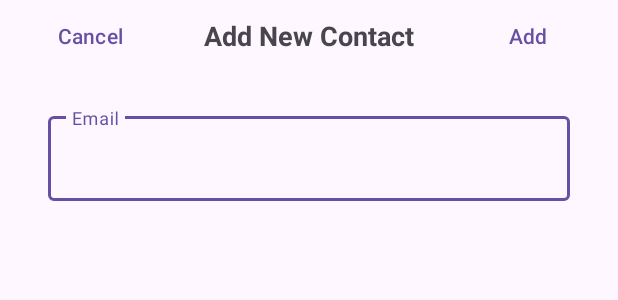
After one commit to YuanRuQian/bill-smart, an Android app: the layout fragment_add_new_contact.xml on its own in the app's theme, with its tools: preview values and no code run, on a phone screen of 412 x 824 dp. The commit adds this screen. Shown: the top 300 px of the screen. Run offline under Robolectric (Android 15) with nearby library versions, the phone set to English and light mode, and no system bars.

Commit message:
add: add new contact workflow

```diff
--- a/AndroidClient/app/build.gradle.kts
+++ b/AndroidClient/app/build.gradle.kts
@@ -41,6 +41,7 @@ android {
 }
 
 dependencies {
+  implementation(libs.picasso)
   implementation(platform(libs.firebase.bom))
   implementation(libs.firebase.analytics)
   implementation(libs.firebase.auth)
--- a/AndroidClient/app/src/main/java/androidtechingdemo/billsmart/ui/ScreenSetting.kt
+++ b/AndroidClient/app/src/main/java/androidtechingdemo/billsmart/ui/ScreenSetting.kt
@@ -7,6 +7,8 @@ sealed class ScreenSetting(val label: String) {
 
   object FRIENDS : ScreenSetting("Friends")
 
+  object ADDNEWCONTACT : ScreenSetting("AddNewContact")
+
   object GROUPS : ScreenSetting("Groups")
 
   object EXPENSE : ScreenSetting("Expense")
--- a/AndroidClient/app/src/main/java/androidtechingdemo/billsmart/ui/auth/LoginFragment.kt
+++ b/AndroidClient/app/src/main/java/androidtechingdemo/billsmart/ui/auth/LoginFragment.kt
@@ -77,7 +77,7 @@ class LoginFragment : Fragment() {
     auth.signInWithEmailAndPassword(email, password)
       .addOnCompleteListener(requireActivity()) { task ->
         if (task.isSuccessful) {
-          Toast.makeText(context, "Welcome back!", Toast.LENGTH_LONG).show()
+          Toast.makeText(context, "Welcome back, ${auth.currentUser?.displayName}", Toast.LENGTH_LONG).show()
         } else {
           Toast.makeText(
             context,
--- /dev/null
+++ b/AndroidClient/app/src/main/res/layout/fragment_add_new_contact.xml
@@ -0,0 +1,73 @@
+<?xml version="1.0" encoding="utf-8"?>
+<LinearLayout xmlns:android="http://schemas.android.com/apk/res/android"
+  xmlns:app="http://schemas.android.com/apk/res-auto"
+  xmlns:tools="http://schemas.android.com/tools"
+  android:layout_width="match_parent"
+  android:layout_height="match_parent"
+  android:orientation="vertical"
+  tools:context=".ui.friends.AddNewContactFragment">
+
+  <RelativeLayout
+    android:id="@+id/topBar"
+    android:layout_width="match_parent"
+    android:layout_height="wrap_content">
+
+    <!-- Cancel Button -->
+    <Button
+      android:id="@+id/btnCancel"
+      style="@style/Widget.Material3.Button.TextButton"
+      android:layout_width="wrap_content"
+      android:layout_height="wrap_content"
+      android:layout_alignParentStart="true"
+      android:layout_centerVertical="true"
+      android:layout_marginStart="16dp"
+      android:text="@string/cancel" />
+
+    <!-- Title -->
+    <TextView
+      android:id="@+id/tvTitle"
+      android:layout_width="wrap_content"
+      android:layout_height="wrap_content"
+      android:layout_centerInParent="true"
+      android:text="@string/add_new_contact"
+      android:textSize="18sp"
+      android:textStyle="bold" />
+
+    <!-- Add Button -->
+    <Button
+      android:id="@+id/btnAdd"
+      style="@style/Widget.Material3.Button.TextButton"
+      android:layout_width="wrap_content"
+      android:layout_height="wrap_content"
+      android:layout_alignParentEnd="true"
+      android:layout_centerVertical="true"
+      android:layout_marginEnd="16dp"
+      android:text="@string/add" />
+
+  </RelativeLayout>
+
+  <LinearLayout
+    android:orientation="vertical"
+    android:paddingTop="24dp"
+    android:paddingHorizontal="32dp"
+    android:layout_width="match_parent"
+    android:layout_height="wrap_content">
+
+  <com.google.android.material.textfield.TextInputLayout
+    android:id="@+id/textInputLayoutEmail"
+    android:layout_width="match_parent"
+    android:layout_height="wrap_content"
+    android:layout_marginBottom="16dp"
+    app:errorEnabled="true">
+
+    <com.google.android.material.textfield.TextInputEditText
+      android:id="@+id/editTextEmail"
+      android:layout_width="match_parent"
+      android:layout_height="wrap_content"
+      android:hint="@string/email"
+      android:inputType="textEmailAddress" />
+
+  </com.google.android.material.textfield.TextInputLayout>
+  </LinearLayout>
+
+</LinearLayout>
--- a/AndroidClient/app/src/main/res/values/strings.xml
+++ b/AndroidClient/app/src/main/res/values/strings.xml
@@ -27,4 +27,6 @@
   <string name="add">Add</string>
   <string name="expense">Expense</string>
   <string name="add_an_expense">Add an Expense</string>
+  <string name="cancel">Cancel</string>
+  <string name="add_new_contact">Add New Contact</string>
 </resources>
--- a/AndroidClient/gradle/libs.versions.toml
+++ b/AndroidClient/gradle/libs.versions.toml
@@ -19,6 +19,7 @@ lifecycleViewmodelKtx = "2.7.0" #or latest version
 navigationFragment = "2.7.7"
 firebaseFunctionsKtx = "20.4.0"
 firebaseFirestoreKtx = "24.11.1"
+picasso = "2.71828"
 
 [libraries]
 androidx-core-ktx = { group = "androidx.core", name = "core-ktx", version.ref = "coreKtx" }
@@ -39,6 +40,7 @@ androidx-lifecycle-livedata-ktx = { group = "androidx.lifecycle", name = "lifecy
 androidx-lifecycle-viewmodel-ktx = { group = "androidx.lifecycle", name = "lifecycle-viewmodel-ktx", version.ref = "lifecycleViewmodelKtx" }
 firebase-functions-ktx = { group = "com.google.firebase", name = "firebase-functions-ktx", version.ref = "firebaseFunctionsKtx" }
 firebase-firestore-ktx = { group = "com.google.firebase", name = "firebase-firestore-ktx", version.ref = "firebaseFirestoreKtx" }
+picasso = { module = "com.squareup.picasso:picasso", version.ref = "picasso" }
 
 [plugins]
 androidApplication = { id = "com.android.application", version.ref = "agp" }
```
Also changed, not shown: AndroidClient/app/src/main/java/androidtechingdemo/billsmart/ui/CollectionNames.kt (added, +8 -0 lines), AndroidClient/app/src/main/java/androidtechingdemo/billsmart/ui/MainActivity.kt (+31 -34 lines), AndroidClient/app/src/main/java/androidtechingdemo/billsmart/ui/auth/RegisterFragment.kt (+10 -8 lines), AndroidClient/app/src/main/java/androidtechingdemo/billsmart/ui/friends/AddNewContactFragment.kt (added, +63 -0 lines), AndroidClient/app/src/main/java/androidtechingdemo/billsmart/ui/friends/FriendsFragment.kt (+41 -11 lines), AndroidClient/app/src/main/java/androidtechingdemo/billsmart/ui/friends/FriendsListAdapter.kt (added, +93 -0 lines), AndroidClient/app/src/main/res/layout/fragment_friends.xml (+0 -9 lines), AndroidClient/app/src/main/res/layout/friend_row_item.xml (added, +33 -0 lines), AndroidClient/app/src/main/res/drawable/default_profile_image.jpeg (added), 3 other files.
